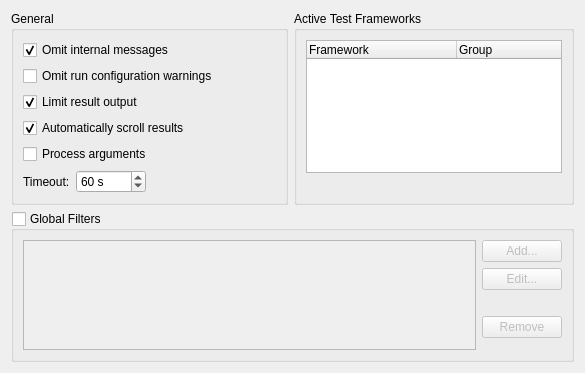
qt-creator/qt-creator, file src/plugins/autotest/testsettingspage.ui: the form before one commit.
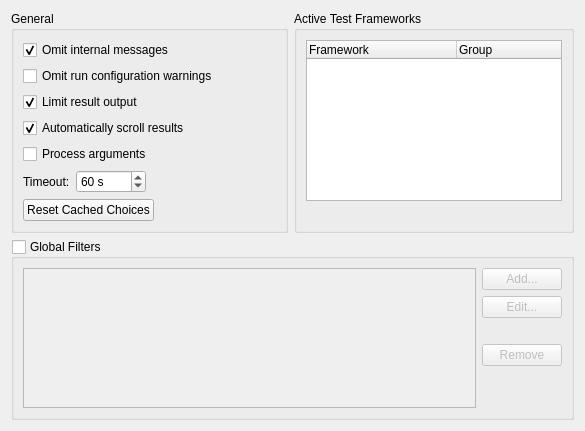
The form after the commit.

Patch:
```diff
--- a/src/plugins/autotest/testsettingspage.ui
+++ b/src/plugins/autotest/testsettingspage.ui
@@ -7,7 +7,7 @@
     <x>0</x>
     <y>0</y>
     <width>585</width>
-    <height>373</height>
+    <height>431</height>
    </rect>
   </property>
   <property name="windowTitle">
@@ -148,6 +148,33 @@
             </item>
            </layout>
           </item>
+          <item>
+           <layout class="QHBoxLayout" name="horizontalLayout_6">
+            <item>
+             <widget class="QPushButton" name="resetChoicesButton">
+              <property name="toolTip">
+               <string>Clear all cached choices of run configurations for tests where the executable could not be deduced.</string>
+              </property>
+              <property name="text">
+               <string>Reset Cached Choices</string>
+              </property>
+             </widget>
+            </item>
+            <item>
+             <spacer name="horizontalSpacer">
+              <property name="orientation">
+               <enum>Qt::Horizontal</enum>
+              </property>
+              <property name="sizeHint" stdset="0">
+               <size>
+                <width>40</width>
+                <height>20</height>
+               </size>
+              </property>
+             </spacer>
+            </item>
+           </layout>
+          </item>
          </layout>
         </widget>
        </item>
```
